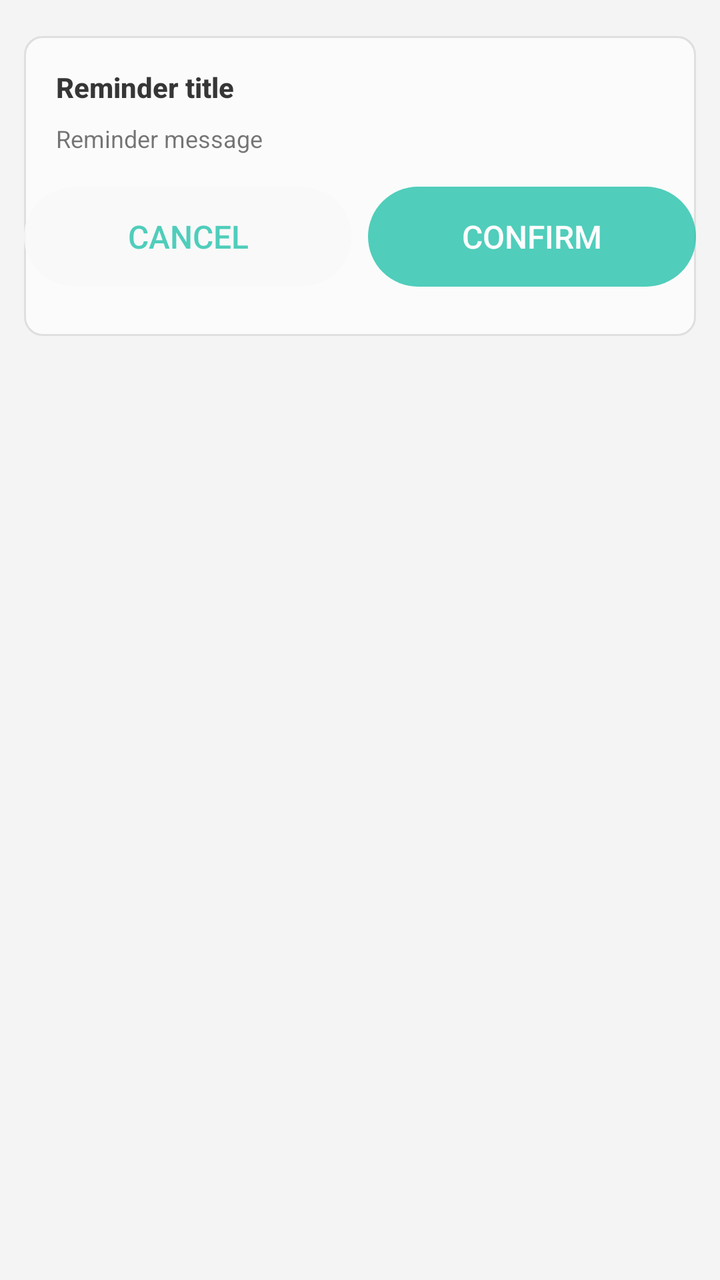
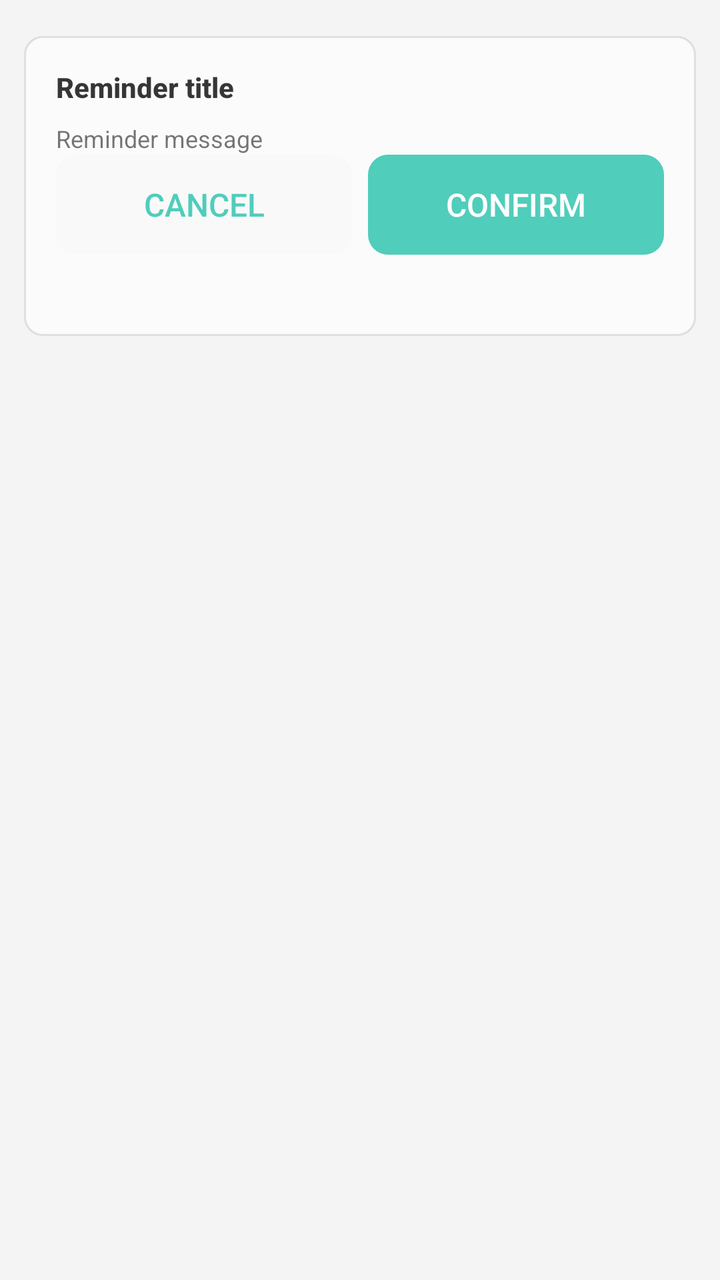

Two renders of the same Android screen: before a commit and after it. Below are the layout's source before the change and the commit's diff.
<!-- AndroidManifest.xml: application theme AppTheme -->
<!-- res/layout/dialog_confirm.xml -->
<?xml version="1.0" encoding="utf-8"?>
<ScrollView
    xmlns:android="http://schemas.android.com/apk/res/android"
    android:overScrollMode="never"
    android:layout_width="match_parent"
    android:layout_height="match_parent">

    <LinearLayout
        android:layout_width="match_parent"
        android:layout_height="wrap_content"
        android:orientation="vertical"
        android:padding="12dp">

        <LinearLayout
            android:alpha="0.9"
            android:paddingBottom="16dp"
            android:layout_width="match_parent"
            android:layout_height="wrap_content"
            android:minHeight="150dp"
            android:layout_marginTop="6dp"
            android:background="@drawable/krscript_item_ripple_kon"
            android:orientation="vertical">

            <TextView
                android:id="@+id/confirm_title"
                android:breakStrategy="simple"
                style="@style/dialogTitle"
                android:text="@string/confirm_title" />
            <TextView
                android:id="@+id/confirm_message"
                android:breakStrategy="simple"
                style="@style/dialogDesc"
                android:text="@string/confirm_message" />

            <FrameLayout
                android:id="@+id/confirm_custom_view"
                android:layout_width="match_parent"
                android:layout_height="wrap_content" />

            <LinearLayout
                android:layout_marginTop="16dp"
                android:orientation="horizontal"
                android:layout_width="match_parent"
                android:layout_height="wrap_content">

                <Button
                    android:id="@+id/btn_cancel"
                    style="@style/dialogCancelBtn"
                    android:text="@string/btn_cancel">
                </Button>
                <Button
                    android:id="@+id/btn_confirm"
                    style="@style/dialogConfirmBtn"
                    android:text="@string/btn_confirm">
                </Button>
            </LinearLayout>
        </LinearLayout>

    </LinearLayout>
</ScrollView>
<!-- resources referenced by this layout -->
<resources>
  <string name="btn_cancel">Cancel</string>
  <string name="btn_confirm">Confirm</string>
  <string name="confirm_message">Reminder message</string>
  <string name="confirm_title">Reminder title</string>
  <style name="dialogCancelBtn" parent="dialogLargeBtn">
          <item name="android:layout_marginStart">0dp</item>
          <item name="android:background">@drawable/btn_bg_large_secondary</item>
      </style>
  <style name="dialogConfirmBtn" parent="dialogLargeBtn">
          <item name="android:textColor">#FFFFFF</item>
          <item name="android:background">@drawable/btn_bg_large</item>
      </style>
  <style name="textSmall">
          <item name="android:textColor">?android:attr/textColorSecondary</item>
          <item name="android:textSize">12sp</item>
      </style>
  <style name="textTitle">
          <item name="android:textColor">?android:attr/textColorPrimary</item>
          <item name="android:textStyle">bold</item>
          <item name="android:textSize">14dp</item>
      </style>
  <color name="colorPrimary">#64CDB6</color>
  <color name="colorPrimaryDark">#30C7B6</color>
  <color name="colorAccent">#0dbda2</color>
  <color name="colorParseDark">#20605f5f</color>
  <color name="colorPirmDark">#20000000</color>
  <color name="status_bg_light">@android:color/white</color>
  <color name="window_bg_light">#f4f4f4</color>
  <color name="cardBgLight">#CCFFFFFF</color>
  <!-- drawable btn_bg_active_large (drawable) -->
  <?xml version="1.0" encoding="utf-8"?>
  <shape xmlns:android="http://schemas.android.com/apk/res/android"
      android:shape="rectangle">
      <solid android:color="#26828282" />
      
      
      <corners android:radius="25dp" />
  
      
      <padding
          android:bottom="0dp"
          android:left="0dp"
          android:right="0dp"
          android:top="0dp" />
  </shape>
  <!-- drawable btn_bg_disabled_large (drawable) -->
  <?xml version="1.0" encoding="utf-8"?>
  <shape xmlns:android="http://schemas.android.com/apk/res/android"
      android:shape="rectangle">
      
      <solid android:color="#58888888" />
      
      <stroke
          android:width="1dp"
          android:color="#888888" />
      
      
      <corners android:radius="25dp" />
  
      
      <padding
          android:bottom="0dp"
          android:left="0dp"
          android:right="0dp"
          android:top="0dp" />
  </shape>
  <!-- drawable btn_bg_inactive_large_secondary (drawable) -->
  <?xml version="1.0" encoding="utf-8"?>
  <shape xmlns:android="http://schemas.android.com/apk/res/android"
      android:shape="rectangle">
      <solid android:color="?android:colorBackground" />
      
      
      <corners android:radius="25dp" />
  
      
      <padding
          android:bottom="0dp"
          android:left="0dp"
          android:right="0dp"
          android:top="0dp" />
  </shape>
  <!-- drawable btn_bg_inactive_large (drawable) -->
  <?xml version="1.0" encoding="utf-8"?>
  <shape xmlns:android="http://schemas.android.com/apk/res/android"
      android:shape="rectangle">
      <solid android:color="?android:colorAccent" />
      
      
      <corners android:radius="25dp" />
  
      
      <padding
          android:bottom="0dp"
          android:left="0dp"
          android:right="0dp"
          android:top="0dp" />
  </shape>
  <!-- drawable switch_track_disabled (drawable) -->
  <?xml version="1.0" encoding="utf-8"?>
  <shape xmlns:android="http://schemas.android.com/apk/res/android">
      <solid android:color="#22888888" />
      <corners android:radius="10dp" />
      <size android:width="66dp" android:height="20dp" />
  </shape>
  <!-- drawable switch_track_close (drawable) -->
  <?xml version="1.0" encoding="utf-8"?>
  <shape xmlns:android="http://schemas.android.com/apk/res/android">
      <solid android:color="#44888888" />
      <corners android:radius="10dp" />
      <size android:width="66dp" android:height="20dp" />
  </shape>
  <!-- unchanged entries left out for length: 18 -->
</resources>

<!-- the commit's change to res/layout/dialog_confirm.xml (unified diff, before → after) -->
@@ -38,7 +38,8 @@
                 android:layout_height="wrap_content" />
 
             <LinearLayout
-                android:layout_marginTop="16dp"
+                android:layout_marginBottom="16dp"
+                android:layout_marginHorizontal="16dp"
                 android:orientation="horizontal"
                 android:layout_width="match_parent"
                 android:layout_height="wrap_content">
<!-- resource entries referenced after the edit -->
@@ -36,7 +36,7 @@
       <solid android:color="#26828282" />
       
       
-      <corners android:radius="25dp" />
+      <corners android:radius="10dp" />
   
       
       <padding
@@ -50,14 +50,14 @@
   <shape xmlns:android="http://schemas.android.com/apk/res/android"
       android:shape="rectangle">
       
-      <solid android:color="#58888888" />
+      <solid android:color="#58858585" />
       
       <stroke
           android:width="1dp"
           android:color="#888888" />
       
       
-      <corners android:radius="25dp" />
+      <corners android:radius="10dp" />
   
       
       <padding
@@ -73,7 +73,7 @@
       <solid android:color="?android:colorBackground" />
       
       
-      <corners android:radius="25dp" />
+      <corners android:radius="10dp" />
   
       
       <padding
@@ -89,7 +89,7 @@
       <solid android:color="?android:colorAccent" />
       
       
-      <corners android:radius="25dp" />
+      <corners android:radius="10dp" />
   
       
       <padding
